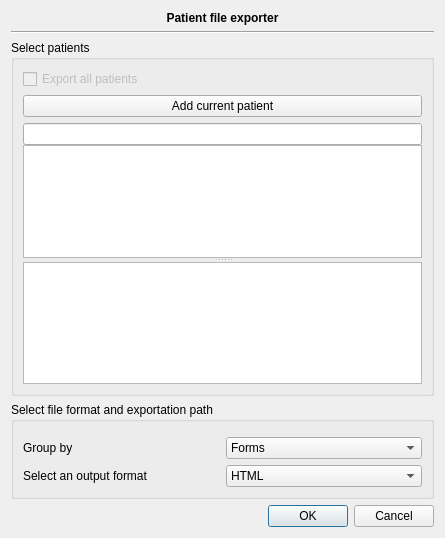
Above: plugins/patientbaseplugin/patientdataextractordialog.ui from FreeHealth/freehealth before the change. Below: the same form after it.
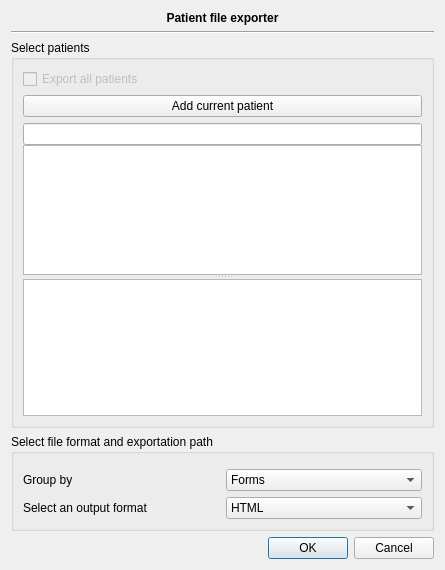
That is the form after the change. Custom widgets are drawn as their Qt base class.

Commit message: GitHub Issue #8 Export patient file : dialog resized to h480*w800 (typical low end smartphone: samsung galaxy s2) and add tooltip to add

Patch:
```diff
--- a/plugins/patientbaseplugin/patientdataextractordialog.ui
+++ b/plugins/patientbaseplugin/patientdataextractordialog.ui
@@ -7,7 +7,7 @@
     <x>0</x>
     <y>0</y>
     <width>445</width>
-    <height>538</height>
+    <height>570</height>
    </rect>
   </property>
   <property name="windowTitle">
```
Left out of the diff: 3 changed lines with no effect on the pictures.
